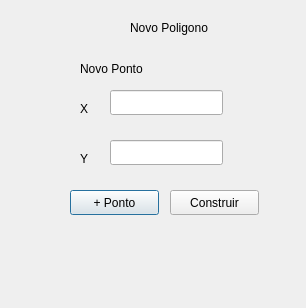
Above: novopoligono.ui from juliogramos/INE5420 before the change. Below: the same form after it.
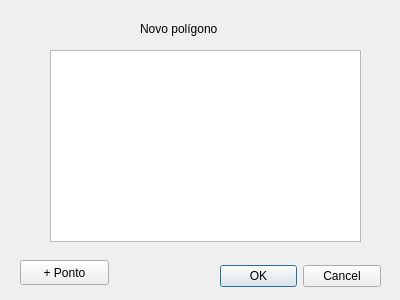
That is the form after the change.

Commit message: Polígono e lista de objetos

```diff
--- a/novopoligono.ui
+++ b/novopoligono.ui
@@ -6,90 +6,57 @@
    <rect>
     <x>0</x>
     <y>0</y>
-    <width>306</width>
-    <height>308</height>
+    <width>400</width>
+    <height>300</height>
    </rect>
   </property>
   <property name="windowTitle">
    <string>Dialog</string>
   </property>
+  <widget class="QDialogButtonBox" name="buttonBox">
+   <property name="geometry">
+    <rect>
+     <x>220</x>
+     <y>260</y>
+     <width>161</width>
+     <height>32</height>
+    </rect>
+   </property>
+   <property name="orientation">
+    <enum>Qt::Horizontal</enum>
+   </property>
+   <property name="standardButtons">
+    <set>QDialogButtonBox::Cancel|QDialogButtonBox::Ok</set>
+   </property>
+  </widget>
   <widget class="QLabel" name="label">
    <property name="geometry">
     <rect>
-     <x>130</x>
+     <x>140</x>
      <y>20</y>
-     <width>81</width>
-     <height>16</height>
-    </rect>
-   </property>
-   <property name="text">
-    <string>Novo Poligono</string>
-   </property>
-  </widget>
-  <widget class="QLabel" name="label_3">
-   <property name="geometry">
-    <rect>
-     <x>80</x>
-     <y>60</y>
-     <width>91</width>
+     <width>131</width>
      <height>17</height>
     </rect>
    </property>
    <property name="text">
-    <string>Novo Ponto</string>
+    <string>Novo polígono</string>
    </property>
   </widget>
-  <widget class="QLineEdit" name="yValue">
+  <widget class="QListWidget" name="listaPontos">
    <property name="geometry">
     <rect>
-     <x>110</x>
-     <y>140</y>
-     <width>113</width>
-     <height>25</height>
+     <x>50</x>
+     <y>50</y>
+     <width>311</width>
+     <height>192</height>
     </rect>
    </property>
   </widget>
-  <widget class="QLabel" name="label_4">
+  <widget class="QPushButton" name="novoPonto">
    <property name="geometry">
     <rect>
-     <x>80</x>
-     <y>100</y>
-     <width>16</width>
-     <height>17</height>
-    </rect>
-   </property>
-   <property name="text">
-    <string>X</string>
-   </property>
-  </widget>
-  <widget class="QLineEdit" name="xValue">
-   <property name="geometry">
-    <rect>
-     <x>110</x>
-     <y>90</y>
-     <width>113</width>
-     <height>25</height>
-    </rect>
-   </property>
-  </widget>
-  <widget class="QLabel" name="label_5">
-   <property name="geometry">
-    <rect>
-     <x>80</x>
-     <y>150</y>
-     <width>67</width>
-     <height>17</height>
-    </rect>
-   </property>
-   <property name="text">
-    <string>Y</string>
-   </property>
-  </widget>
-  <widget class="QPushButton" name="newPoint">
-   <property name="geometry">
-    <rect>
-     <x>70</x>
-     <y>190</y>
+     <x>20</x>
+     <y>260</y>
      <width>89</width>
      <height>25</height>
     </rect>
@@ -98,19 +65,6 @@
     <string>+ Ponto</string>
    </property>
   </widget>
-  <widget class="QPushButton" name="buildPoligon">
-   <property name="geometry">
-    <rect>
-     <x>170</x>
-     <y>190</y>
-     <width>89</width>
-     <height>25</height>
-    </rect>
-   </property>
-   <property name="text">
-    <string>Construir</string>
-   </property>
-  </widget>
  </widget>
  <resources/>
  <connections/>
```
Left out of the diff: 39 changed lines with no effect on the pictures. The commit also changes 8 other files.
